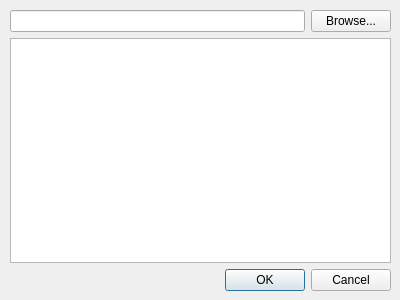
Before: the Qt Designer form ui_qpackage.ui in aroche/qpackage, drawn with Qt 5.
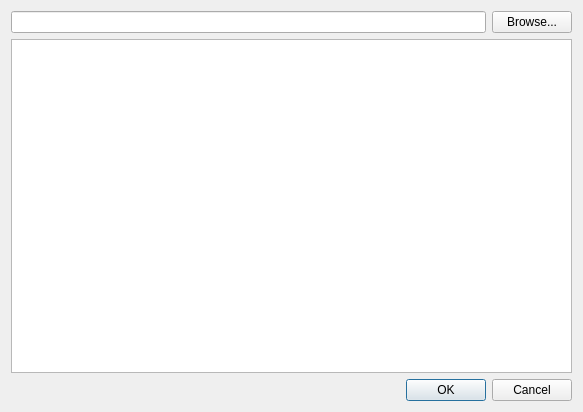
After: the same form once the commit is applied.

Diff of the .ui file:
```diff
--- a/ui_qpackage.ui
+++ b/ui_qpackage.ui
@@ -6,22 +6,15 @@
    <rect>
     <x>0</x>
     <y>0</y>
-    <width>400</width>
-    <height>300</height>
+    <width>583</width>
+    <height>412</height>
    </rect>
   </property>
   <property name="windowTitle">
    <string>qpackage</string>
   </property>
-  <widget class="QWidget" name="">
-   <property name="geometry">
-    <rect>
-     <x>10</x>
-     <y>10</y>
-     <width>381</width>
-     <height>281</height>
-    </rect>
-   </property>
+  <layout class="QVBoxLayout" name="verticalLayout_2">
+   <item>
    <layout class="QVBoxLayout" name="verticalLayout">
     <item>
      <layout class="QHBoxLayout" name="horizontalLayout">
@@ -51,7 +44,8 @@
      </widget>
     </item>
    </layout>
-  </widget>
+   </item>
+  </layout>
  </widget>
  <resources/>
  <connections>
```
Lines whose indentation alone changed are shown as unchanged.
